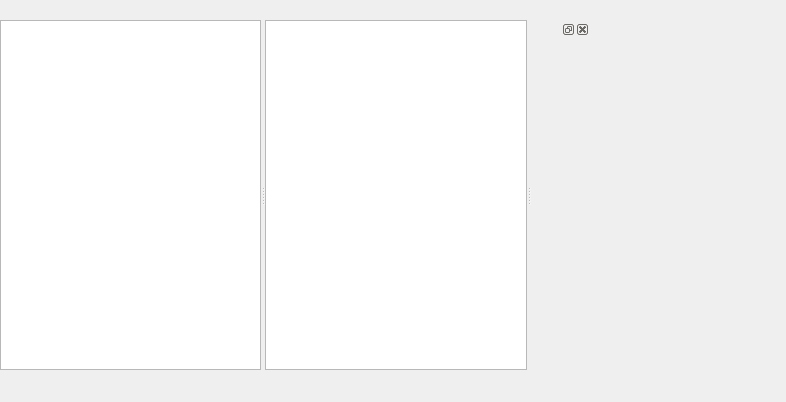
First picture: the form in ui/browserwindow.ui, repository codedump/paul, before the edit.
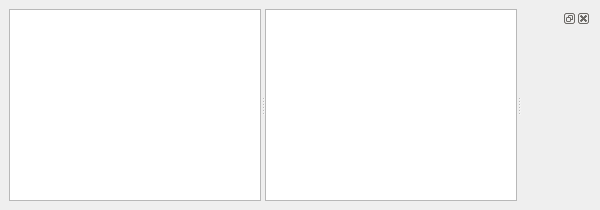
Second picture: the form after the edit. Custom widgets are drawn as their Qt base class.

The edit to the form file:
```diff
--- a/ui/browserwindow.ui
+++ b/ui/browserwindow.ui
@@ -2,16 +2,8 @@
 <ui version="4.0">
  <class>BrowserWindow</class>
  <widget class="QMainWindow" name="BrowserWindow">
-  <property name="geometry">
-   <rect>
-    <x>0</x>
-    <y>0</y>
-    <width>786</width>
-    <height>402</height>
-   </rect>
-  </property>
   <property name="sizePolicy">
-   <sizepolicy hsizetype="Preferred" vsizetype="Preferred">
+   <sizepolicy hsizetype="Expanding" vsizetype="Expanding">
     <horstretch>0</horstretch>
     <verstretch>0</verstretch>
    </sizepolicy>
@@ -29,56 +21,69 @@
      <verstretch>0</verstretch>
     </sizepolicy>
    </property>
+   <layout class="QGridLayout" name="gridLayout">
+    <item row="0" column="0">
    <widget class="QSplitter" name="splitter">
-    <property name="geometry">
-     <rect>
-      <x>0</x>
-      <y>20</y>
-      <width>590</width>
-      <height>350</height>
-     </rect>
-    </property>
     <property name="sizePolicy">
-     <sizepolicy hsizetype="Maximum" vsizetype="Maximum">
+       <sizepolicy hsizetype="Expanding" vsizetype="Expanding">
       <horstretch>0</horstretch>
       <verstretch>0</verstretch>
      </sizepolicy>
     </property>
-    <property name="maximumSize">
-     <size>
-      <width>590</width>
-      <height>350</height>
-     </size>
-    </property>
-    <property name="autoFillBackground">
-     <bool>false</bool>
-    </property>
-    <property name="frameShadow">
-     <enum>QFrame::Plain</enum>
-    </property>
     <property name="orientation">
      <enum>Qt::Horizontal</enum>
     </property>
-    <property name="opaqueResize">
-     <bool>true</bool>
-    </property>
-    <widget class="QTreeView" name="fileTree"/>
+      <widget class="QTreeView" name="fileTree">
+       <property name="sizePolicy">
+        <sizepolicy hsizetype="Preferred" vsizetype="Preferred">
+         <horstretch>0</horstretch>
+         <verstretch>0</verstretch>
+        </sizepolicy>
+       </property>
+       <property name="baseSize">
+        <size>
+         <width>100</width>
+         <height>100</height>
+        </size>
+       </property>
+      </widget>
     <widget class="QListView" name="fileList">
      <property name="enabled">
       <bool>true</bool>
      </property>
+       <property name="sizePolicy">
+        <sizepolicy hsizetype="Preferred" vsizetype="Preferred">
+         <horstretch>0</horstretch>
+         <verstretch>0</verstretch>
+        </sizepolicy>
+       </property>
+       <property name="baseSize">
+        <size>
+         <width>100</width>
+         <height>100</height>
+        </size>
+       </property>
     </widget>
     <widget class="QDockWidget" name="plotDock">
+       <property name="enabled">
+        <bool>true</bool>
+       </property>
+       <property name="sizePolicy">
+        <sizepolicy hsizetype="Expanding" vsizetype="Preferred">
+         <horstretch>0</horstretch>
+         <verstretch>0</verstretch>
+        </sizepolicy>
+       </property>
+       <property name="minimumSize">
+        <size>
+         <width>70</width>
+         <height>38</height>
+        </size>
+       </property>
      <widget class="QWidget" name="plotDockContents">
+        <layout class="QGridLayout" name="gridLayout_2">
+         <item row="0" column="0">
       <widget class="MatplotlibWidget" name="plotCanvas" native="true">
-       <property name="geometry">
-        <rect>
-         <x>9</x>
-         <y>9</y>
-         <width>52</width>
-         <height>50</height>
-        </rect>
-       </property>
        <property name="sizePolicy">
         <sizepolicy hsizetype="Expanding" vsizetype="Expanding">
          <horstretch>0</horstretch>
@@ -87,14 +92,18 @@
        </property>
        <property name="minimumSize">
         <size>
-         <width>50</width>
-         <height>50</height>
+             <width>0</width>
+             <height>0</height>
         </size>
        </property>
       </widget>
+         </item>
+        </layout>
      </widget>
     </widget>
    </widget>
+    </item>
+   </layout>
   </widget>
  </widget>
  <customwidgets>
```
Left out of the diff: 2 changed lines with no effect on the pictures. Lines whose indentation alone changed are shown as unchanged.
